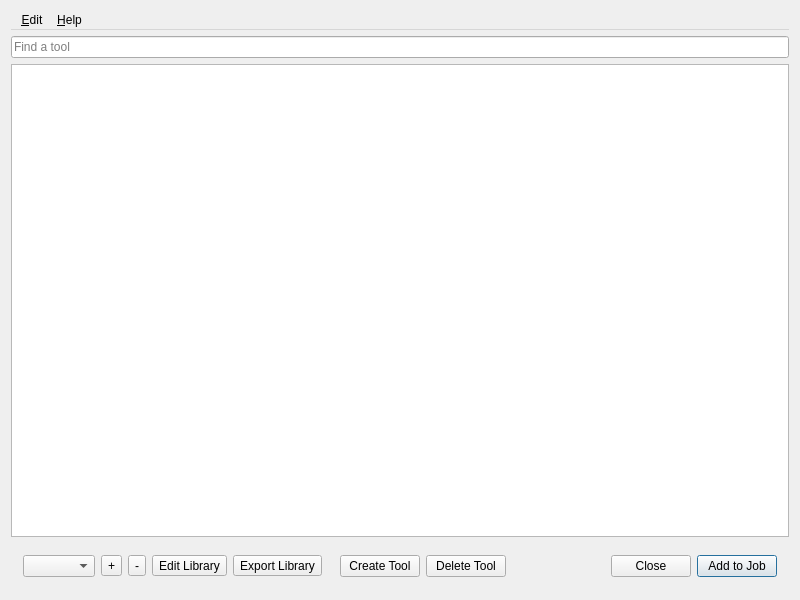
First picture: the form in btl/ui/library.ui, repository knipknap/better-tool-library, before the edit.
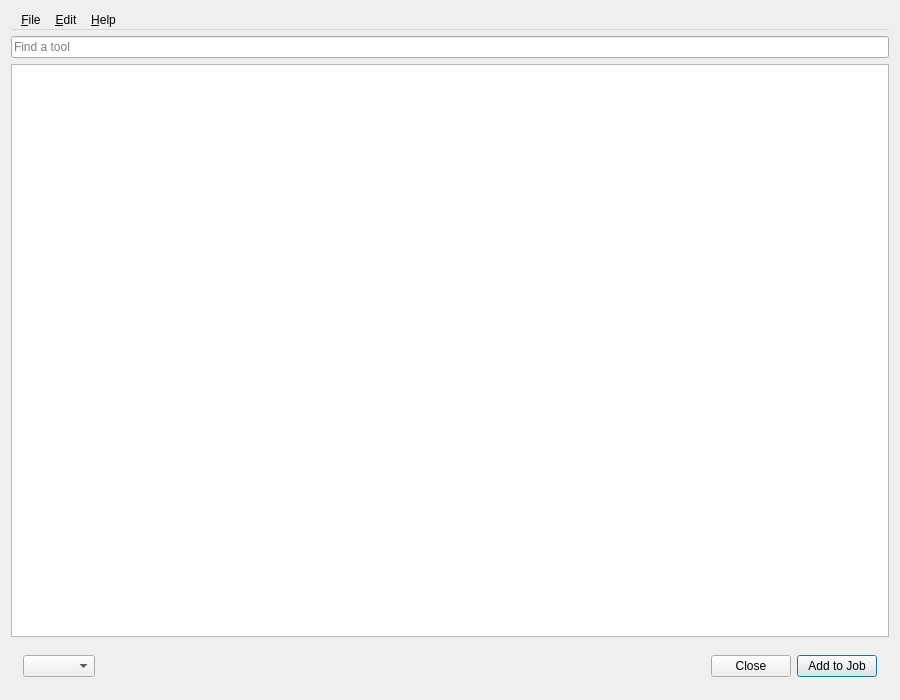
Second picture: the form after the edit. Icons and pictures are not drawn.

Commit message: declutter UI by moving buttons into menus

Patch:
```diff
--- a/btl/ui/library.ui
+++ b/btl/ui/library.ui
@@ -6,8 +6,8 @@
    <rect>
     <x>0</x>
     <y>0</y>
-    <width>800</width>
-    <height>600</height>
+    <width>900</width>
+    <height>700</height>
    </rect>
   </property>
   <property name="windowTitle">
@@ -33,6 +33,19 @@
       </property>
       <addaction name="actionAbout"/>
      </widget>
+     <widget class="QMenu" name="menu_Library">
+      <property name="title">
+       <string>&amp;File</string>
+      </property>
+      <addaction name="actionAddLibrary"/>
+      <addaction name="actionEditLibrary"/>
+      <addaction name="actionDeleteLibrary"/>
+      <addaction name="actionExportLibrary"/>
+      <addaction name="separator"/>
+      <addaction name="actionCreateTool"/>
+      <addaction name="separator"/>
+     </widget>
+     <addaction name="menu_Library"/>
      <addaction name="menuEdit"/>
      <addaction name="menuAbout"/>
     </widget>
@@ -42,7 +55,7 @@
      <item>
       <layout class="QGridLayout" name="gridLayout">
        <item row="6" column="0">
-        <layout class="QHBoxLayout" name="horizontalLayout_2" stretch="0,0,0,1,0">
+        <layout class="QHBoxLayout" name="horizontalLayout_2" stretch="0,0,1,0">
          <property name="sizeConstraint">
           <enum>QLayout::SetMinimumSize</enum>
          </property>
@@ -59,80 +72,20 @@
           <number>12</number>
          </property>
          <item>
-          <layout class="QHBoxLayout" name="horizontalLayout_3">
-           <item>
-            <widget class="QComboBox" name="comboBoxLibrary">
-             <property name="sizePolicy">
-              <sizepolicy hsizetype="Fixed" vsizetype="Fixed">
-               <horstretch>0</horstretch>
-               <verstretch>0</verstretch>
-              </sizepolicy>
-             </property>
-             <property name="editable">
-              <bool>false</bool>
-             </property>
-             <property name="placeholderText">
-              <string>Library</string>
-             </property>
-            </widget>
-           </item>
-           <item>
-            <widget class="QToolButton" name="toolButtonAddLibrary">
-             <property name="toolTip">
-              <string>Add a library</string>
-             </property>
-             <property name="text">
-              <string>+</string>
-             </property>
-             <property name="icon">
-              <iconset>
-               <normaloff>../resources/icons/list-add.svg</normaloff>../resources/icons/list-add.svg</iconset>
-             </property>
-            </widget>
-           </item>
-           <item>
-            <widget class="QToolButton" name="toolButtonRemoveLibrary">
-             <property name="toolTip">
-              <string>Delete the current library</string>
-             </property>
-             <property name="text">
-              <string>-</string>
-             </property>
-             <property name="icon">
-              <iconset>
-               <normaloff>../resources/icons/list-remove.svg</normaloff>../resources/icons/list-remove.svg</iconset>
-             </property>
-            </widget>
-           </item>
-           <item>
-            <widget class="QToolButton" name="toolButtonEditLibrary">
-             <property name="toolTip">
-              <string>Edit library properties</string>
-             </property>
-             <property name="text">
-              <string>Edit Library</string>
-             </property>
-             <property name="icon">
-              <iconset>
-               <normaloff>../resources/icons/edit.svg</normaloff>../resources/icons/edit.svg</iconset>
-             </property>
-            </widget>
-           </item>
-           <item>
-            <widget class="QToolButton" name="toolButtonExportLibrary">
-             <property name="toolTip">
-              <string>Export the current library</string>
-             </property>
-             <property name="text">
-              <string>Export Library</string>
-             </property>
-             <property name="icon">
-              <iconset>
-               <normaloff>../resources/icons/export.svg</normaloff>../resources/icons/export.svg</iconset>
-             </property>
-            </widget>
-           </item>
-          </layout>
+          <widget class="QComboBox" name="comboBoxLibrary">
+           <property name="sizePolicy">
+            <sizepolicy hsizetype="Fixed" vsizetype="Fixed">
+             <horstretch>0</horstretch>
+             <verstretch>0</verstretch>
+            </sizepolicy>
+           </property>
+           <property name="editable">
+            <bool>false</bool>
+           </property>
+           <property name="placeholderText">
+            <string>Library</string>
+           </property>
+          </widget>
          </item>
          <item>
           <spacer name="horizontalSpacer">
@@ -147,38 +100,6 @@
            </property>
           </spacer>
          </item>
-         <item>
-          <layout class="QHBoxLayout" name="horizontalLayout_6">
-           <item>
-            <widget class="QPushButton" name="pushButtonCreateTool">
-             <property name="text">
-              <string>Create Tool</string>
-             </property>
-             <property name="icon">
-              <iconset>
-               <normaloff>../resources/icons/plus.svg</normaloff>../resources/icons/plus.svg</iconset>
-             </property>
-            </widget>
-           </item>
-           <item>
-            <widget class="QPushButton" name="pushButtonDeleteTool">
-             <property name="sizePolicy">
-              <sizepolicy hsizetype="Fixed" vsizetype="Fixed">
-               <horstretch>0</horstretch>
-               <verstretch>0</verstretch>
-              </sizepolicy>
-             </property>
-             <property name="text">
-              <string>Delete Tool</string>
-             </property>
-             <property name="icon">
-              <iconset>
-               <normaloff>../resources/icons/trash.svg</normaloff>../resources/icons/trash.svg</iconset>
-             </property>
-            </widget>
-           </item>
-          </layout>
-         </item>
          <item>
           <widget class="QDialogButtonBox" name="buttonBox">
            <property name="focusPolicy">
```
Left out of the diff: 53 changed lines with no effect on the pictures. The commit also changes 8 other files.
